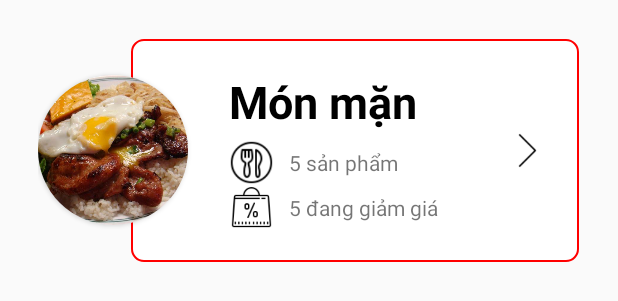
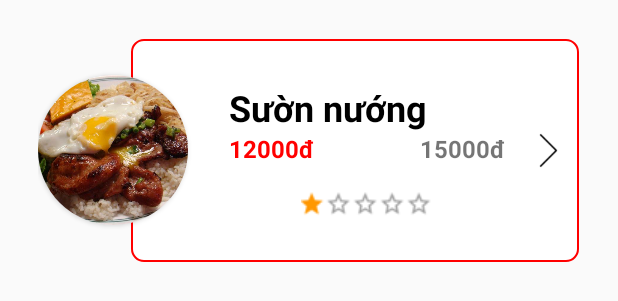
Before and after one commit to mcflinta/Android-Project, an Android app: the layout list_item_2.xml on its own in the app's theme, with its tools: preview values and no code run, on a phone screen of 412 x 824 dp. Shown: the top 301 px of the screen. Run offline under Robolectric (Android 15) with nearby library versions, the phone set to English and light mode, and no system bars.

Commit message:
add relative layout in activity 2

```diff
--- a/ListViewBT/app/src/main/AndroidManifest.xml
+++ b/ListViewBT/app/src/main/AndroidManifest.xml
@@ -13,6 +13,9 @@
         android:theme="@style/Theme.MyApplication"
         tools:targetApi="31">
         <activity
+            android:name=".SecondActivity"
+            android:exported="false" />
+        <activity
             android:name=".MainActivity"
             android:exported="true">
             <intent-filter>
--- a/ListViewBT/app/src/main/java/com/example/myapplication/clickItemListener.java
+++ b/ListViewBT/app/src/main/java/com/example/myapplication/clickItemListener.java
@@ -1,4 +1,5 @@
 package com.example.myapplication;
 
 public interface clickItemListener {
+    void onItemClick(int position);
 }
--- a/ListViewBT/app/src/main/res/layout/list_item.xml
+++ b/ListViewBT/app/src/main/res/layout/list_item_2.xml
@@ -3,8 +3,7 @@
     android:layout_width="match_parent"
     android:layout_height="150dp"
     xmlns:app="http://schemas.android.com/apk/res-auto"
-    android:layout_margin="25dp"
-    android:clickable="true">
+    android:layout_margin="25dp">
     <androidx.cardview.widget.CardView
         android:id="@+id/image"
         android:layout_width="100dp"
@@ -26,7 +25,7 @@
         android:layout_alignParentRight="true">
         <RelativeLayout
             android:id="@+id/RLContent"
-            android:layout_width="wrap_content"
+            android:layout_width="184dp"
             android:layout_height="wrap_content"
             android:layout_marginLeft="66dp"
             android:layout_centerVertical="true">
@@ -34,64 +33,55 @@
                 android:id="@+id/TV"
                 android:layout_width="wrap_content"
                 android:layout_height="wrap_content"
-                android:text="Món mặn"
-                android:textSize="30dp"
+                android:text="Sườn nướng"
+                android:textSize="24dp"
                 android:textStyle="bold"
                 android:textColor="@color/black"
                 />
             <RelativeLayout
-                android:id="@+id/Item1"
-                android:layout_width="166dp"
+                android:id="@+id/RL1"
+                android:layout_width="match_parent"
                 android:layout_height="wrap_content"
-                android:layout_below="@id/TV"
-                android:layout_marginTop="5dp"
-                >
-                <ImageView
-                    android:id="@+id/IVicon1"
-                    android:layout_width="30dp"
-                    android:layout_height="30dp"
-                    android:background="@drawable/icondinner"
+                android:layout_below="@id/TV">
+            <TextView
+                android:id="@+id/TVPrice"
+                android:layout_width="80dp"
+                android:layout_height="wrap_content"
+                android:text="12000đ"
+                android:textStyle="bold"
+                android:textColor="#FF0000"
+                android:textSize="16dp"
                 />
             <TextView
-                    android:id="@+id/product"
+                android:id="@+id/TVPrice2"
                 android:layout_width="wrap_content"
                 android:layout_height="wrap_content"
-                    android:layout_toRightOf="@id/IVicon1"
-                    android:text="5 sản phẩm"
-                    android:layout_centerVertical="true"
-                    android:layout_marginLeft="10dp"
+                android:layout_alignParentRight="true"
+                android:text="15000đ"
+                android:textStyle="bold"
+                android:textSize="16dp"
                 />
             </RelativeLayout>
-            <RelativeLayout
-                android:id="@+id/Item2"
-                android:layout_width="166dp"
-                android:layout_height="wrap_content"
-                android:layout_below="@id/Item1">
             <ImageView
-                    android:id="@+id/IVicon2"
-                    android:layout_width="30dp"
-                    android:layout_height="30dp"
-                    android:background="@drawable/iconsale"
-                    />
-                <TextView
-                    android:id="@+id/sales"
+                android:id="@+id/IVStar"
                 android:layout_width="wrap_content"
                 android:layout_height="wrap_content"
-                    android:layout_toRightOf="@id/IVicon2"
-                    android:layout_marginLeft="10dp"
-                    android:text="5 đang giảm giá"
-                    android:layout_centerVertical="true"
+                android:layout_below="@id/RL1"
+                android:layout_marginTop="18dp"
+                android:background="@drawable/onestar"
+                android:layout_centerHorizontal="true"
                 />
-            </RelativeLayout>
         </RelativeLayout>
         <ImageView
             android:id="@+id/IconRightArrow"
             android:layout_width="26dp"
             android:layout_height="26dp"
-            android:layout_marginLeft="20dp"
+            android:layout_marginLeft="16dp"
             android:layout_toRightOf="@id/RLContent"
             android:layout_centerVertical="true"
             android:background="@drawable/iconarrowrignt"
             />
     </RelativeLayout>
+
+
 </RelativeLayout>
```
Also changed, not shown: ListViewBT/app/src/main/java/com/example/myapplication/MainActivity.java (+10 -0 lines), ListViewBT/app/src/main/java/com/example/myapplication/Model2.java (added, +37 -0 lines), ListViewBT/app/src/main/java/com/example/myapplication/MyAdapter.java (+13 -0 lines), ListViewBT/app/src/main/java/com/example/myapplication/MyAdapter2.java (added, +68 -0 lines), ListViewBT/app/src/main/java/com/example/myapplication/SecondActivity.java (added, +44 -0 lines), ListViewBT/app/src/main/res/layout/activity_second.xml (added, +42 -0 lines), ListViewBT/app/src/main/res/drawable/canhchua.jpg (added), ListViewBT/app/src/main/res/drawable/canhraucai.jpg (added), ListViewBT/app/src/main/res/drawable/canhraumuong.jpg (added), ListViewBT/app/src/main/res/drawable/canhtrung.jpg (added), ListViewBT/app/src/main/res/drawable/fivestar.png (added), ListViewBT/app/src/main/res/drawable/gakho.jpg (added), ListViewBT/app/src/main/res/drawable/nemnuong.jpg (added), ListViewBT/app/src/main/res/drawable/onestar.png (added), 3 more files. Lines whose indentation alone changed are shown as unchanged.
